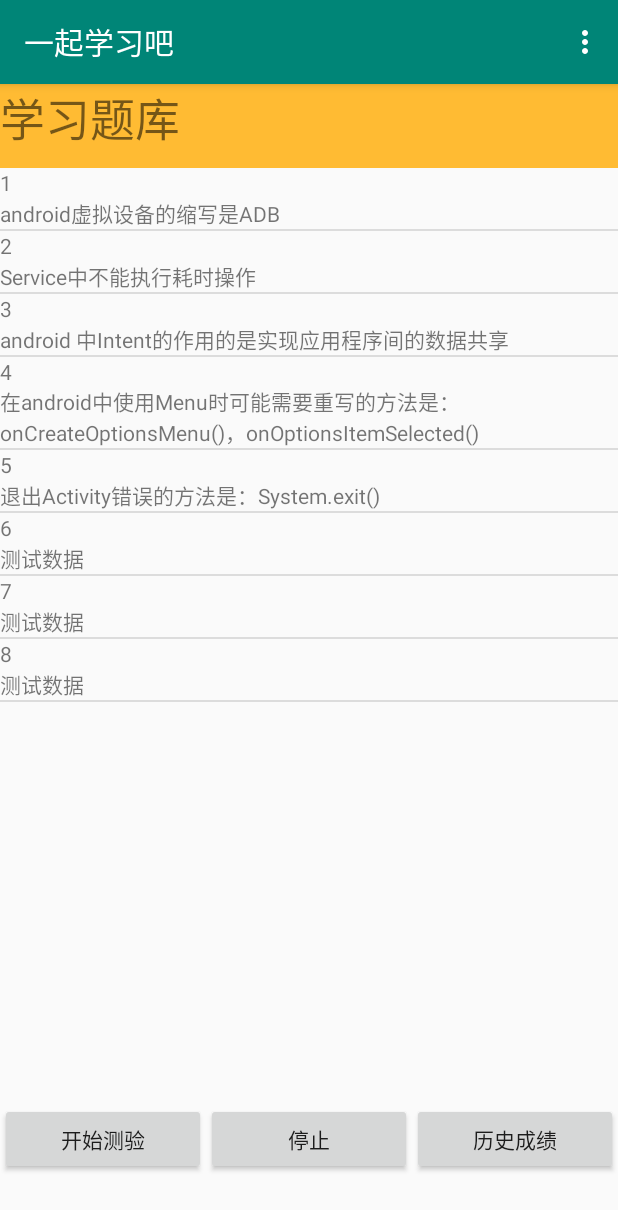
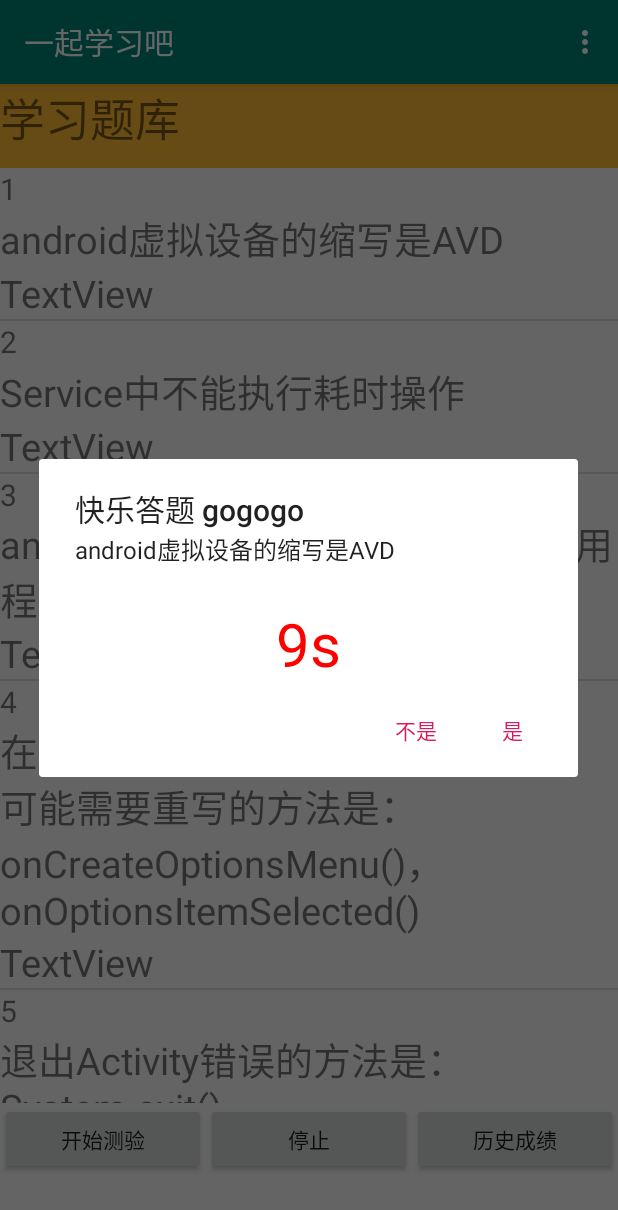
Before and after one commit to 1264116203/AndroidTextDemo, an Android app: the screen it shows after launch (MainActivity), after a tap on "开始测验", on a phone screen of 412 x 824 dp. Shown: the top 1210 px of the screen. Run offline under Robolectric (Android 15) with nearby library versions, the phone set to English and light mode, and no system bars; 3 other taps on this screen came first.

Commit message:
第二次更新 未完善

```diff
--- a/app/src/main/java/com/example/androidtextdemo/MainActivity.java
+++ b/app/src/main/java/com/example/androidtextdemo/MainActivity.java
@@ -1,6 +1,7 @@
 package com.example.androidtextdemo;
 
 import android.app.AlertDialog;
+import android.app.Dialog;
 import android.content.ContentValues;
 import android.content.DialogInterface;
 import android.content.Intent;
@@ -19,46 +20,55 @@ import android.widget.TextView;
 import java.util.ArrayList;
 import java.util.Calendar;
 import java.util.HashMap;
-import java.util.HashSet;
 import java.util.Iterator;
-import java.util.LinkedHashSet;
 import java.util.List;
 import java.util.Map;
 import java.util.Random;
 import java.util.Set;
+import java.util.SortedSet;
 import java.util.TreeSet;
 
 public class MainActivity extends AppCompatActivity {
 
     //准备题目资源
-    String[] ques = {
-            "android虚拟设备的缩写是ADB", "Service中不能执行耗时操作", "android 中Intent的作用的是实现应用程序间的数据共享",
+    static String[] ques = {
+            "android虚拟设备的缩写是AVD",
+            "Service中不能执行耗时操作",
+            "android 中Intent的作用的是实现应用程序间的数据共享",
             "在android中使用Menu时可能需要重写的方法是：onCreateOptionsMenu()，onOptionsItemSelected()",
-            "退出Activity错误的方法是：System.exit()", "测试数据", "测试数据", "测试数据",
+            "退出Activity错误的方法是：System.exit()",
+            "刘伟荣老师真帅！",
+            "Toast没有焦点",
+            "Toast只能持续一段时间",
+            "query方法，是ContentProvider对象的方法",
+            "对于一个已经存在的SharedPreferences对象setting,想向其中存入一个字符串\"person\",setting应该先调用edit()",
     };
-   static Set<Integer> set;
+    //初始化倒计时控件
+    TextView txv=null;
+    int witch = 0;
     //准备答案数组
-    int[] result;
+    int[] result = {-1, -2, -2, -1, -2, -1, -1, -1, -2, -1};
+    //题目数量
+    int counter_num;
     //使用集合接收ListView数据
     List<Map<String, ?>> lists;
-//    static Set<Integer> setRan = new HashSet<Integer>();
     ListView mListView;
     //判断播放器是否在播放
-    int Flag_isplaying = 0;
+    int Flag_isplaying;
     TextView play;
     //总成绩数值统计
     int score = 0;
     //剩余时间初始化
     int lefttime = 10;
-    //剩余题目数
-    int counter;
+    //当前题目号
+    int counter = 1;
     //用户是否选择了
     boolean isSelected;
     //随机数组
-    static int[] random_ques;
+    static int[] random_ques = new int[5];
     private CountDownTimer mTimer;
     //随机数集合
-    private static Set randomset;
+    private static SortedSet<Integer> randomset;
     private AlertDialog firstDialog;
     DBHelper quesDB;
     private static Random ran;
@@ -68,8 +78,10 @@ public class MainActivity extends AppCompatActivity {
     protected void onCreate(Bundle savedInstanceState) {
         super.onCreate(savedInstanceState);
         setContentView(R.layout.activity_main);
+
         play = findViewById(R.id.bt_player);
         mListView = findViewById(R.id.list_main);
+        quesDB = new DBHelper(this);
         randomset = new TreeSet();
         //设置标题
         this.setTitle("一起学习吧");
@@ -87,19 +99,16 @@ public class MainActivity extends AppCompatActivity {
         //使用SimpleAdapter填充ListView
         SimpleAdapter simpleAdapter = new SimpleAdapter(MainActivity.this, lists, R.layout.mainlist_item, from, to);
         mListView.setAdapter(simpleAdapter);
+        ran = new Random();
 
     }
 
     public void start(View view) {
-
-        Random_Num(5, ques.length);
-
-//        for (int i = 0; i < 5; i++) {
-//            Dialogshow(i);
-//        }
-
-
-
+        counter_num = 3;
+        Random_Num(counter_num, ques.length);
+        randomset = new TreeSet();
+        Dialogshow(witch, counter_num);
+        counter = 0;
     }
 
     public void score(View view) {
@@ -153,16 +162,20 @@ public class MainActivity extends AppCompatActivity {
     /**
      * 弹窗显示
      */
-    private void Dialogshow(int which) {
+    private void Dialogshow(int which, final int counter_num) {
+
         //设置最大题目范围
-        if (counter < 6) {
+        if (counter <= counter_num) {
+            System.out.println("witch=" + witch);
             //如果当前题目在0~5之间 则成绩+20分
-            if (counter != 0 && which == result[random_ques[counter - 1]]) {
+            System.out.println("result[random_ques[counter - 1]=" + result[random_ques[counter-1]]);
+            if (counter_num != 0 && String.valueOf(which).equals(result[random_ques[counter-1]])) {
                 score += 20;
+                System.out.println("score=" + score);
             }
             AlertDialog.Builder builder = new AlertDialog.Builder(this);
             //为倒计时控件设置属性
-            TextView txv = new TextView(this);
+            txv = new TextView(this);
             txv.setGravity(Gravity.CENTER);
             txv.setTextSize(40);
 
@@ -171,7 +184,7 @@ public class MainActivity extends AppCompatActivity {
              *  如果达到最大题目数  统计成绩显示到最后的弹窗并获取当前时间
              */
             //判断是否达到最大题目数
-            if (counter == 5) {
+            if (counter == counter_num) {
                 //获取日历的实例
                 Calendar calendar = Calendar.getInstance();
                 int year = calendar.get(Calendar.YEAR);
@@ -188,24 +201,30 @@ public class MainActivity extends AppCompatActivity {
                 builder.setMessage("你的得分为：" + score + "分");
                 //new contentValues对象来存储数据
                 ContentValues contentValues = new ContentValues();
+
                 contentValues.put("Score", score);
                 contentValues.put("Date", string);
                 quesDB.insert(contentValues, "Score_tab");
-                //保存得分到Score_tab
+                //保存得分到Score_ta
             } else {// 未达到最大题目数 继续下一题
+                System.out.println("counter=" + counter);
+                System.out.println("random_ques的长度：" + random_ques.length);
+                System.out.println("random_ques[counter]=" + random_ques[counter]);
                 builder.setMessage(ques[random_ques[counter]]);
             }
-            builder.setView(txv);
-            if (counter < 5) {
+
+            if (counter < counter_num) {
+                builder.setView(txv);
                 builder.setPositiveButton("是", new DialogInterface.OnClickListener() {
                     @Override
                     public void onClick(DialogInterface dialog, int which) {
-                        System.out.println(which);
+                        witch = -1;
                     }
                 });
                 builder.setNegativeButton("不是", new DialogInterface.OnClickListener() {
                     @Override
                     public void onClick(DialogInterface dialog, int which) {
+                        witch = -2;
 
                     }
                 });
@@ -214,7 +233,9 @@ public class MainActivity extends AppCompatActivity {
             firstDialog = builder.create();
             firstDialog.show();
             counter++;
-            countdown(txv, firstDialog);
+            System.out.println("counter++后=" + counter);
+            System.out.println("-------------------");
+            countdown( firstDialog);
             firstDialog.setOnDismissListener(new DialogInterface.OnDismissListener() {
                 @Override
                 public void onDismiss(DialogInterface dialog) {
@@ -224,29 +245,32 @@ public class MainActivity extends AppCompatActivity {
                         mTimer.cancel();
                         mTimer = null;
                     }
-                    //                    if (isSelected ==true) {
-                    //                        Dialogshow(resultcode);//计算得分进入下一个问题展示页面
-                    //                        isSelected =false;
-                    //                    }else {
-                    //                        Dialogshow(0);
-                    //                    }
+                    if (isSelected == true) {
+                        int resultcode = 0;
+                        Dialogshow(resultcode, counter_num);//计算得分进入下一个问题展示页面
+                        isSelected = false;
+                    } else {
+                        Dialogshow(0, counter_num);
+                    }
                 }
             });
+
         }
+
+
     }
 
 
     /**
      * 倒计时显示
      */
-    public void countdown(TextView txv, AlertDialog Dialog) {
-        final TextView txv_count = txv;
-        txv_count.setTextColor(Color.rgb(255, 00, 00));
+    public void countdown( AlertDialog Dialog) {
+        txv.setTextColor(Color.rgb(255, 00, 00));
         final AlertDialog myDialog = Dialog;
         mTimer = new CountDownTimer(11000, 1000) {
             @Override
             public void onTick(long millisUntilFinished) {
-                txv_count.setText((millisUntilFinished / 1000) + "s");
+                txv.setText((millisUntilFinished / 1000) + "s");
             }
 
             @Override
@@ -265,24 +289,13 @@ public class MainActivity extends AppCompatActivity {
 
 
     public static void Random_Num(int num_count, int num_range) {
-       set = new HashSet<Integer>();
         for (int i = 0; i < num_count; i++) {
-             ran = new Random();
-            set.add(ran.nextInt(num_range));
+            randomset.add(ran.nextInt(num_range));
         }
-        Iterator<Integer> it = set.iterator();
-        while(it.hasNext()) {
-            System.out.println(it.next());
+        if (randomset.size() < num_count) {
+            Random_Num(num_count - randomset.size(), num_range);
         }
-
-        //        if (randomset.size() < num_count) {
-//            Random_Num(num_count - randomset.size(), num_range);
-//        }
-//        setRan = set;
-//        List<Integer> numRandom = new ArrayList<Integer>(setRan);
-//        for (int i = 0; i < numRandom.size(); i++) {
-//            random_ques[i]=numRandom.get(i);
-//        }
     }
 
+
 }
--- a/app/src/main/res/layout/mainlist_item.xml
+++ b/app/src/main/res/layout/mainlist_item.xml
@@ -12,12 +12,20 @@
             android:id="@+id/item_num"
             android:layout_width="match_parent"
             android:layout_height="wrap_content"
+            android:textSize="20dp"
             android:text="TextView" />
 
         <TextView
             android:id="@+id/item_text"
             android:layout_width="match_parent"
             android:layout_height="wrap_content"
+            android:textSize="25dp"
+            android:text="TextView" />
+        <TextView
+            android:id="@+id/item_answer"
+            android:layout_width="match_parent"
+            android:layout_height="wrap_content"
+            android:textSize="25dp"
             android:text="TextView" />
     </LinearLayout>
 </android.support.constraint.ConstraintLayout>
```
Also changed, not shown: app/src/main/java/com/example/androidtextdemo/Alertdialoger.java (deleted, +0 -40 lines), app/src/main/java/com/example/androidtextdemo/CuntDownAndAlterDialog.java (deleted, +0 -11 lines), app/src/main/java/com/example/androidtextdemo/DBHelper.java (+26 -33 lines), app/src/main/java/com/example/androidtextdemo/HistoryActivity.java (+24 -7 lines), app/src/main/res/layout/historylist_item.xml (+3 -6 lines).
